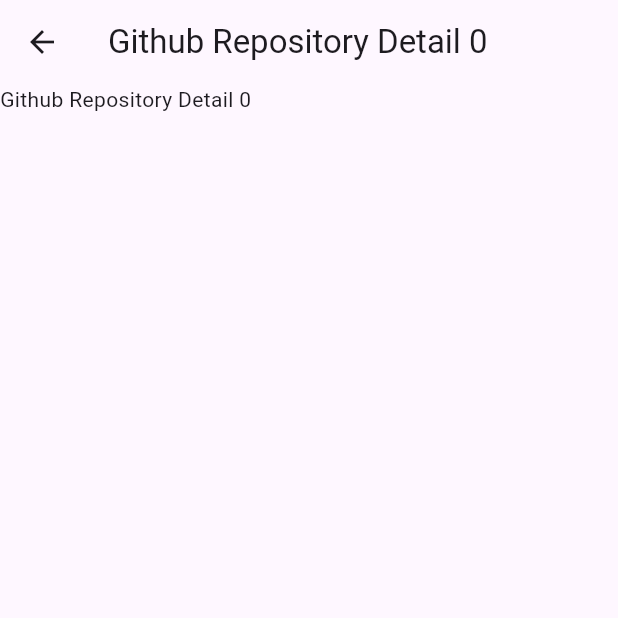
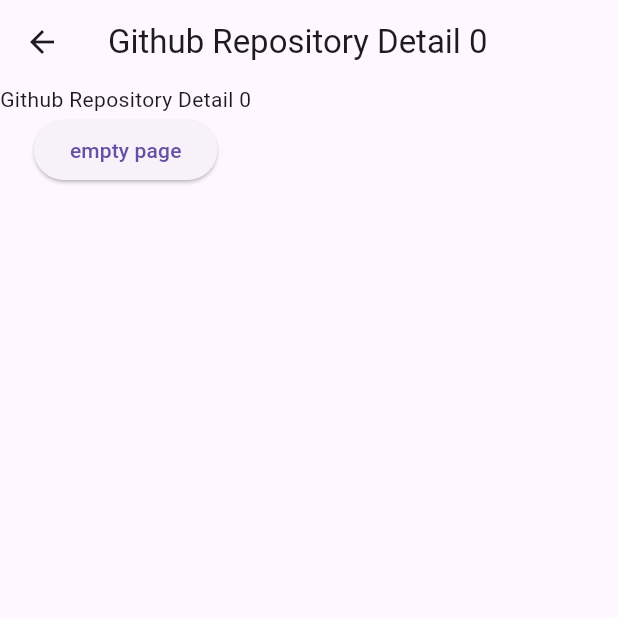
Before and after one commit to YojiroMotoba/flutter_github_search, a Flutter app: the GithubRepositoryDetailPage screen opened directly with empty values, on a phone screen of 412 x 824 dp, the top half of it. Run offline on Flutter 3.47's test engine with Material 3 defaults, Android fonts, the phone set to English and light mode, and no system bars; our stand-ins replace cached_network_image, dio, flutter_cache_manager, flutter_riverpod, freezed_annotation, go_router and 1 more; generated files the repository leaves out were written again.

Commit message:
ボトムナビあり画面からなし画面への遷移実装サンプル追加

```diff
--- /dev/null
+++ b/lib/presentation/page/empty_page.dart
@@ -0,0 +1,25 @@
+import 'package:flutter/material.dart';
+import 'package:flutter_riverpod/flutter_riverpod.dart';
+
+class EmptyPage extends ConsumerWidget {
+  const EmptyPage({super.key});
+
+  @override
+  Widget build(BuildContext context, WidgetRef ref) {
+    return Scaffold(
+      appBar: AppBar(
+        title: const Text('Empty'),
+      ),
+      body: const _Body(),
+    );
+  }
+}
+
+class _Body extends ConsumerWidget {
+  const _Body();
+
+  @override
+  Widget build(BuildContext context, WidgetRef ref) {
+    return const Text('Empty Page');
+  }
+}
--- a/lib/presentation/page/github_repository_detail_page.dart
+++ b/lib/presentation/page/github_repository_detail_page.dart
@@ -1,5 +1,7 @@
 import 'package:flutter/material.dart';
 import 'package:flutter_riverpod/flutter_riverpod.dart';
+
+import '../router.dart';
 
 class GithubRepositoryDetailPage extends ConsumerWidget {
   const GithubRepositoryDetailPage(this._id, {super.key});
@@ -24,6 +26,29 @@ class _Body extends ConsumerWidget {
 
   @override
   Widget build(BuildContext context, WidgetRef ref) {
-    return Text('Github Repository Detail $_id');
+    return Column(
+      children: [
+        Text('Github Repository Detail $_id'),
+        _PushDetailPageButton(id: _id),
+      ],
+    );
   }
 }
+
+class _PushDetailPageButton extends StatelessWidget {
+  const _PushDetailPageButton({
+    required this.id,
+  });
+
+  final int id;
+
+  @override
+  Widget build(BuildContext context) {
+    return ElevatedButton(
+      onPressed: () {
+        const EmptyPageRoute().push(context);
+      },
+      child: const Text('empty page'),
+    );
+  }
+}
--- a/lib/presentation/page_path.dart
+++ b/lib/presentation/page_path.dart
@@ -2,4 +2,5 @@ class PagePath {
   static const String initialTabPage = '/';
   static const String githubSearch = '/search';
   static const String githubRepositoryDetail = '/detail/:id';
+  static const String emptyPage = '/empty';
 }
```
Also changed, not shown: lib/presentation/router.dart (+26 -1 lines), lib/presentation/router.g.dart.
